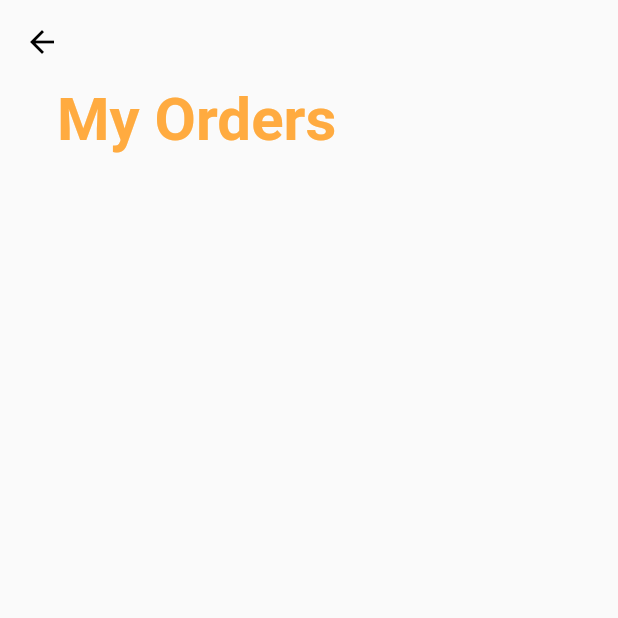
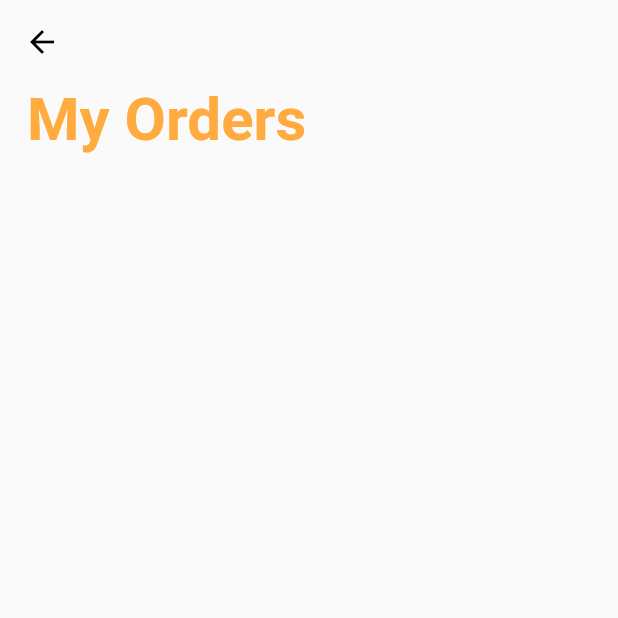
Before and after one commit to HappyVirgo/food-delivery-app, a Flutter app: the MyOrderPage screen opened directly, on a phone screen of 412 x 824 dp, the top half of it. Run offline on Flutter 3.47's test engine with Material 2 defaults, Android fonts, the phone set to English and light mode, and no system bars; our stand-ins replace carousel_slider, email_validator, firebase_auth, firebase_database, flutter_rating_bar, sqflite; accounts and stored records are empty.

Commit message:
fixed the bug of scrolling the screen (#17)
* fixed the bug of scrolling the screen

and added padding to createListOfOrder()

Co-authored-by: Akshay <jadhavAkshay0701@gmail.com>

```diff
--- a/lib/screens/MyOrderPage.dart
+++ b/lib/screens/MyOrderPage.dart
@@ -23,14 +23,15 @@ import 'package:food_delivery_app/resourese/auth_methods.dart';
 import 'package:food_delivery_app/resourese/firebase_helper.dart';
 import 'package:food_delivery_app/utils/universal_variables.dart';
 import 'package:food_delivery_app/widgets/orderwidget.dart';
+
 class MyOrderPage extends StatefulWidget {
   @override
   _MyOrderPageState createState() => _MyOrderPageState();
 }
 
 class _MyOrderPageState extends State<MyOrderPage> {
-  List<Request> requestList=[];
-  AuthMethods authMethods=AuthMethods();
+  List<Request> requestList = [];
+  AuthMethods authMethods = AuthMethods();
   FirebaseHelper mFirebaseHelper = FirebaseHelper();
   FirebaseUser currentUser;
 
@@ -38,8 +39,8 @@ class _MyOrderPageState extends State<MyOrderPage> {
   void initState() {
     super.initState();
     SchedulerBinding.instance.addPostFrameCallback((timeStamp) async {
-      currentUser= await authMethods.getCurrentUser();
-      mFirebaseHelper.fetchOrders(currentUser).then((List<Request> list){
+      currentUser = await authMethods.getCurrentUser();
+      mFirebaseHelper.fetchOrders(currentUser).then((List<Request> list) {
         // there are not much sync operation in myorder page, i.e didn;t made any bloc file :)
         setState(() {
           requestList = list;
@@ -53,16 +54,16 @@ class _MyOrderPageState extends State<MyOrderPage> {
     return Scaffold(
       appBar: AppBar(
         backgroundColor: Colors.transparent,
-          elevation: 0.0,),
+        elevation: 0.0,
+      ),
       body: SingleChildScrollView(
-          child: Container(
-            padding: EdgeInsets.only(top: 0.0,left: 20.0),
         child: Column(
           crossAxisAlignment: CrossAxisAlignment.start,
           children: [
             Padding(
-                  padding: const EdgeInsets.only(bottom: 10.0,left:18.0),
-                  child: Text("My Orders",
+              padding: const EdgeInsets.only(bottom: 10.0, left: 18.0),
+              child: Text(
+                "My Orders",
                 style: TextStyle(
                   color: UniversalVariables.orangeAccentColor,
                   fontSize: 40.0,
@@ -70,28 +71,29 @@ class _MyOrderPageState extends State<MyOrderPage> {
                 ),
               ),
             ),
-                createListOfOrder()
+            Padding(
+              padding: EdgeInsets.only(top: 0.0,left: 20.0),
+              child: createListOfOrder(),
+            ),
           ],
-            ),
         ),
       ),
     );
   }
 
-  createListOfOrder(){
-    return Container(
-      height: MediaQuery.of(context).size.height,
-      child: requestList.length==-1 ? Center(child: CircularProgressIndicator())
+  createListOfOrder() {
+    return requestList.length == -1
+      ? Center(child: CircularProgressIndicator())
       : ListView.builder(
           physics: NeverScrollableScrollPhysics(),
+          shrinkWrap: true,
           scrollDirection: Axis.vertical,
           itemCount: requestList.length,
-          itemBuilder: (_,index){
+          itemBuilder: (_, index) {
             return OrderWidget(
               requestList[index],
             );
-          }
-      ),
+          },
         );
   }
 }
--- a/lib/widgets/orderwidget.dart
+++ b/lib/widgets/orderwidget.dart
@@ -6,7 +6,7 @@ import 'package:food_delivery_app/utils/universal_variables.dart';
 import 'foodTitleWidget.dart';
 
 class OrderWidget extends StatefulWidget {
-  Request request;
+  final Request request;
   OrderWidget(this.request);
 
   @override
```
Also changed, not shown: lib/screens/homepage.dart (line endings or trailing spaces). Lines whose indentation alone changed are shown as unchanged.
